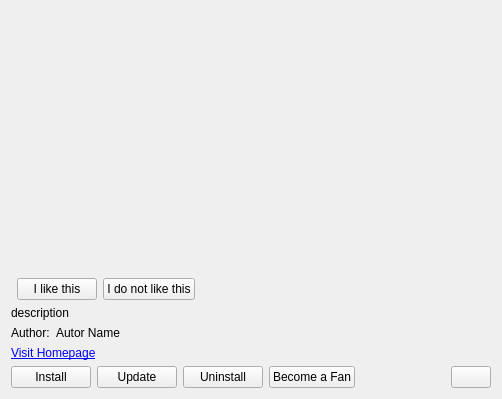
Old version of the form knewstuff/knewstuff3/ui/entrydetailsdialog.ui in the repository KDE/kdelibs.
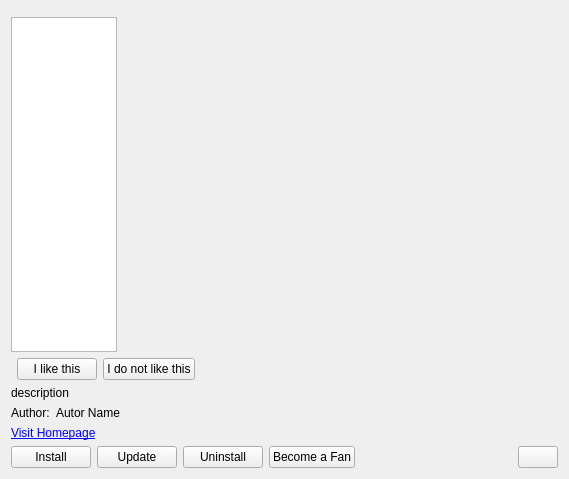
New version of the form. Custom widgets are drawn as their Qt base class.

Commit message: show 3 previews

The edit to the form file:
```diff
--- a/knewstuff/knewstuff3/ui/entrydetailsdialog.ui
+++ b/knewstuff/knewstuff3/ui/entrydetailsdialog.ui
@@ -6,8 +6,8 @@
    <rect>
     <x>0</x>
     <y>0</y>
-    <width>502</width>
-    <height>399</height>
+    <width>569</width>
+    <height>479</height>
    </rect>
   </property>
   <layout class="QVBoxLayout" name="verticalLayout_2">
@@ -17,83 +17,44 @@
    <item>
     <layout class="QHBoxLayout" name="horizontalLayout_3">
      <item>
-      <layout class="QVBoxLayout" name="verticalLayout">
-       <item>
-        <widget class="QLabel" name="previewSmall1">
+      <widget class="QListWidget" name="previewSmall">
          <property name="sizePolicy">
-          <sizepolicy hsizetype="Preferred" vsizetype="Preferred">
-           <horstretch>96</horstretch>
-           <verstretch>72</verstretch>
+        <sizepolicy hsizetype="Fixed" vsizetype="Expanding">
+         <horstretch>0</horstretch>
+         <verstretch>0</verstretch>
           </sizepolicy>
          </property>
          <property name="minimumSize">
           <size>
-           <width>96</width>
-           <height>72</height>
-          </size>
-         </property>
-         <property name="frameShape">
-          <enum>QFrame::NoFrame</enum>
-         </property>
-         <property name="text">
-          <string/>
-         </property>
-         <property name="alignment">
-          <set>Qt::AlignCenter</set>
-         </property>
-        </widget>
-       </item>
-       <item>
-        <widget class="QLabel" name="previewSmall2">
-         <property name="sizePolicy">
-          <sizepolicy hsizetype="Preferred" vsizetype="Preferred">
-           <horstretch>96</horstretch>
-           <verstretch>72</verstretch>
-          </sizepolicy>
-         </property>
-         <property name="minimumSize">
+         <width>106</width>
+         <height>0</height>
+        </size>
+       </property>
+       <property name="maximumSize">
           <size>
-           <width>96</width>
-           <height>72</height>
-          </size>
-         </property>
-         <property name="frameShape">
-          <enum>QFrame::NoFrame</enum>
-         </property>
-         <property name="text">
-          <string/>
-         </property>
-         <property name="alignment">
-          <set>Qt::AlignCenter</set>
-         </property>
-        </widget>
-       </item>
-       <item>
-        <widget class="QLabel" name="previewSmall3">
-         <property name="sizePolicy">
-          <sizepolicy hsizetype="Preferred" vsizetype="Preferred">
-           <horstretch>96</horstretch>
-           <verstretch>72</verstretch>
-          </sizepolicy>
-         </property>
-         <property name="minimumSize">
+         <width>106</width>
+         <height>16777215</height>
+        </size>
+       </property>
+       <property name="verticalScrollBarPolicy">
+        <enum>Qt::ScrollBarAlwaysOff</enum>
+       </property>
+       <property name="horizontalScrollBarPolicy">
+        <enum>Qt::ScrollBarAlwaysOff</enum>
+       </property>
+       <property name="gridSize">
           <size>
-           <width>96</width>
-           <height>72</height>
-          </size>
-         </property>
-         <property name="frameShape">
-          <enum>QFrame::NoFrame</enum>
-         </property>
-         <property name="text">
-          <string/>
-         </property>
-         <property name="alignment">
-          <set>Qt::AlignCenter</set>
-         </property>
-        </widget>
-       </item>
-      </layout>
+         <width>98</width>
+         <height>80</height>
+        </size>
+       </property>
+       <property name="viewMode">
+        <enum>QListView::ListMode</enum>
+       </property>
+       <property name="uniformItemSizes">
+        <bool>true</bool>
+       </property>
+      </widget>
      </item>
      <item>
       <widget class="QLabel" name="previewBig">
```
Lines whose indentation alone changed are shown as unchanged. The commit also changes 2 other files.
